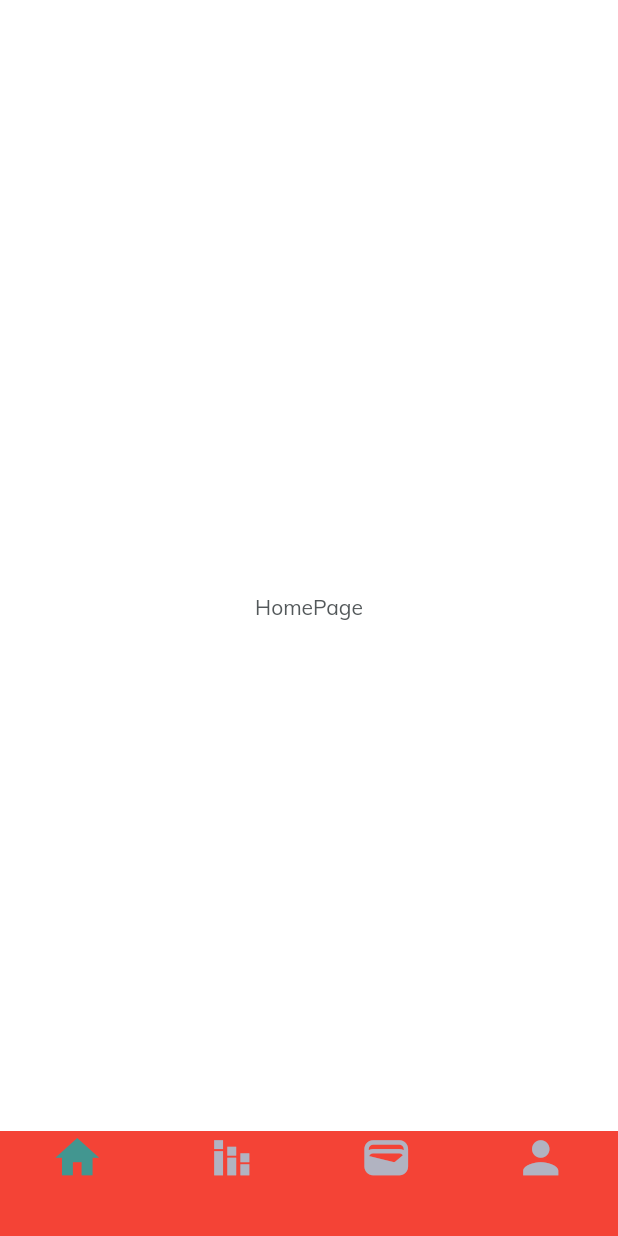
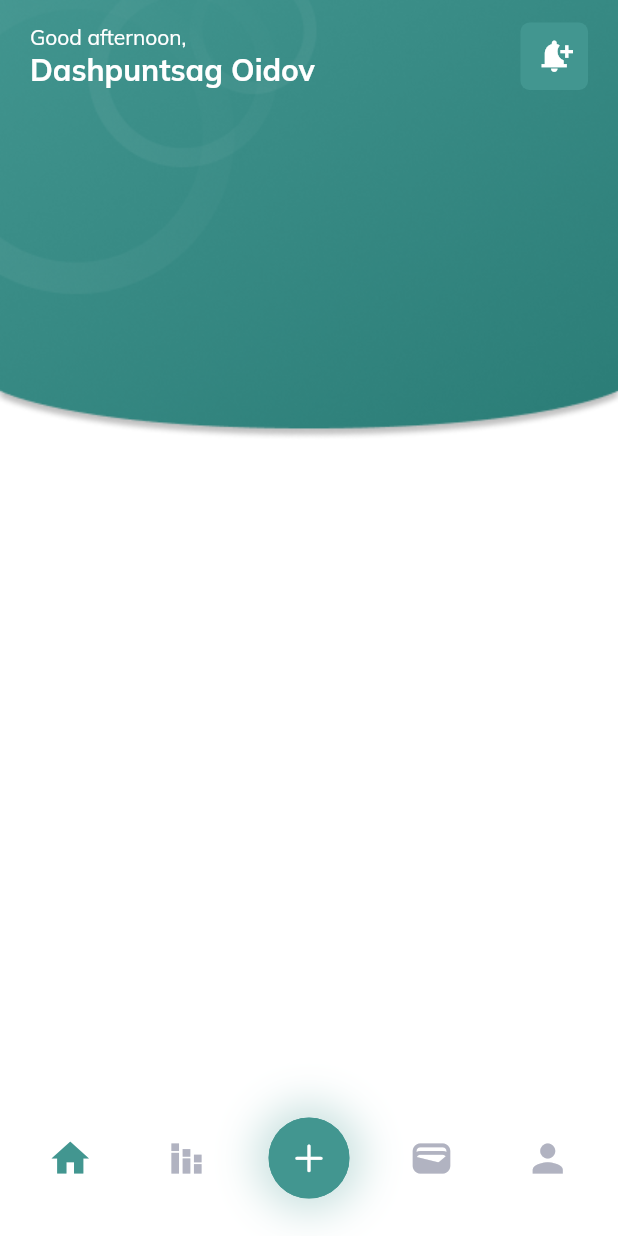
Before and after one commit to ThePurifier/finance_management_app, a Flutter app: the screen it shows after launch, on a phone screen of 412 x 824 dp. Run offline on Flutter 3.47's test engine with Material 2 defaults, Android fonts, the phone set to English and light mode, and no system bars; our stand-ins replace firebase_core, google_fonts; accounts and stored records are empty.

Commit message:
home-page-update-1

```diff
--- a/lib/main.dart
+++ b/lib/main.dart
@@ -5,7 +5,7 @@ import 'package:flutter/material.dart';
 void main() {
   runApp(
     MyApp(appTheme: AppTheme(),)
-    );
+  );
 }
 
 class MyApp extends StatelessWidget {
@@ -19,8 +19,10 @@ class MyApp extends StatelessWidget {
   @override
   Widget build(BuildContext context) {
     return MaterialApp(
+      debugShowCheckedModeBanner: false,
       theme: appTheme.light,
       darkTheme: appTheme.dark,
+      themeMode: ThemeMode.light,
       title: 'Financial managment',
       home: HomeScreen(),
     );
--- a/lib/pages/home_page.dart
+++ b/lib/pages/home_page.dart
@@ -1,3 +1,5 @@
+import 'package:finance_management_app/theme.dart';
+import 'package:finance_management_app/widgets/widgets.dart';
 import 'package:flutter/material.dart';
 
 class HomePage extends StatelessWidget {
@@ -5,8 +7,42 @@ class HomePage extends StatelessWidget {
 
   @override
   Widget build(BuildContext context) {
-    return const Center(
-      child: Text('HomePage'),
+    return Stack(
+      children: [
+        const Positioned(
+          child: Image(
+            image: AssetImage('assets/images/PagesImage.png'),
+          )
+        ),
+        Column(
+          children: [
+            Container(
+              margin: const EdgeInsets.only(top: 15, bottom: 15),
+              padding: const EdgeInsets.only(left: 20, right: 20),
+                child: Row(
+                mainAxisAlignment: MainAxisAlignment.spaceBetween,
+                children: [
+                  Column(
+                    crossAxisAlignment: CrossAxisAlignment.start,
+                    children: [
+                      const Text(
+                        "Good afternoon,",
+                        style: TextStyle(
+                          color: Colors.white,
+                        ),
+                      ),
+                      TitleText(
+                        text: "Dashpuntsag Oidov"
+                      ),
+                    ],
+                  ),
+                  IconBackground(icon: Icons.notification_add, onTap: () {print('hello moto');})
+                ],
+              ),
+            ),
+          ]
+        ),
+      ]
     );
   }
 }
--- /dev/null
+++ b/lib/screens/add_expense _screen.dart
@@ -0,0 +1,12 @@
+import 'package:flutter/material.dart';
+
+class AddExpenseScreen extends StatelessWidget {
+  const AddExpenseScreen({Key? key}) : super(key: key);
+
+  @override
+  Widget build(BuildContext context) {
+    return const Scaffold(
+
+    );
+  }
+}
--- a/lib/screens/home_screen.dart
+++ b/lib/screens/home_screen.dart
@@ -1,5 +1,7 @@
 import 'package:finance_management_app/pages/pages.dart';
 import 'package:finance_management_app/theme.dart';
+import 'package:finance_management_app/widgets/widgets.dart';
+import 'package:flutter/cupertino.dart';
 import 'package:flutter/material.dart';
 
 class HomeScreen extends StatelessWidget {
@@ -19,15 +21,13 @@ class HomeScreen extends StatelessWidget {
   Widget build(BuildContext context) {
 
     return Scaffold(
-      appBar: AppBar(
-        backgroundColor: Colors.transparent,
-        elevation: 0,
-      ),
-      body: ValueListenableBuilder(
+      body: SafeArea(
+        child: ValueListenableBuilder(
           valueListenable: pageIndex,
           builder: (BuildContext context, int value, _) {
             return pages[value];
           },
+        ),
       ),
       bottomNavigationBar: _BottomNavigationBar(
         onItemSelected: (index) {
@@ -62,11 +62,16 @@ class _BottomNavigationBarState extends State<_BottomNavigationBar> {
 
   @override
   Widget build(BuildContext context) {
-    return SafeArea(
+    final brightness = Theme.of(context).brightness;
+    return Card(
+      color: (brightness == Brightness.light) ? Colors.transparent : null,
+      elevation: 0,
+      margin: const EdgeInsets.all(0),
+      child: SafeArea(
         top: false,
         bottom: true,
-      child: Container(
-        color: Colors.red,
+        child: Padding(
+          padding: const EdgeInsets.only(top: 16, left: 8, right: 8),
           child: Row(
             mainAxisAlignment: MainAxisAlignment.spaceAround,
             children: [
@@ -74,23 +79,36 @@ class _BottomNavigationBarState extends State<_BottomNavigationBar> {
                 iconData: Icons.home,
                 index: 0,
                 isSelected: (selectedIndex == 0),
-              onTap: handleItemSelected),
+                onTap: handleItemSelected
+              ),
               _NavigationBarItem(
                 iconData: Icons.stacked_bar_chart,
                 index: 1,
                 isSelected: (selectedIndex == 1),
-              onTap: handleItemSelected),
+                onTap: handleItemSelected
+              ),
+              Padding(
+                padding: const EdgeInsets.only(bottom: 25),
+                child: GlowingActionButton(
+                  color: AppColors.secondary,
+                  icon: CupertinoIcons.add,
+                  onPressed: () {print("Hello");}
+                ),
+              ),
               _NavigationBarItem(
                 iconData: Icons.wallet,
                 index: 2,
                 isSelected: (selectedIndex == 2),
-              onTap: handleItemSelected),
+                onTap: handleItemSelected
+              ),
               _NavigationBarItem(
                 iconData: Icons.person,
                 index: 3,
                 isSelected: (selectedIndex == 3),
-              onTap: handleItemSelected),
+                onTap: handleItemSelected
+              ),
             ],
+          ),
         ),
       ),
     );
@@ -123,10 +141,13 @@ class _NavigationBarItem extends StatelessWidget {
         child: Column(
           mainAxisSize: MainAxisSize.min,
           children: [
-            Icon(
+            Padding(
+              padding: const EdgeInsets.all(8.0),
+              child: Icon(
                 iconData,
-              size: 35,
+                size: 30,
                 color: isSelected ? AppColors.secondary : null,
+                ),
             )
           ],
         ),
--- a/lib/utilities/HexColor.dart
+++ b/lib/utilities/HexColor.dart
@@ -1,3 +1,5 @@
+// ignore_for_file: file_names
+
 import 'package:flutter/material.dart';
 
 extension HexColor on Color {
--- /dev/null
+++ b/lib/widgets/glowing_action_button.dart
@@ -0,0 +1,52 @@
+import 'package:flutter/material.dart';
+import '../theme.dart';
+
+class GlowingActionButton extends StatelessWidget {
+  const GlowingActionButton({
+    Key? key,
+    required this.color,
+    required this.icon,
+    this.size = 54,
+    required this.onPressed,
+  }) : super(key: key);
+
+  final Color color;
+  final IconData icon;
+  final double size;
+  final VoidCallback onPressed;
+
+  @override
+  Widget build(BuildContext context) {
+    return Container(
+      decoration: BoxDecoration(
+        color: color,
+        shape: BoxShape.circle,
+        boxShadow: [
+          BoxShadow(
+            color: color.withOpacity(0.3),
+            spreadRadius: 8,
+            blurRadius: 24,
+          ),
+        ],
+      ),
+      child: ClipOval(
+        child: Material(
+          color: color,
+          child: InkWell(
+            splashColor: AppColors.cardLight,
+            onTap: onPressed,
+            child: SizedBox(
+              width: size,
+              height: size,
+              child: Icon(
+                icon,
+                size: 26,
+                color: Colors.white,
+              ),
+            ),
+          ),
+        ),
+      ),
+    );
+  }
+}
--- /dev/null
+++ b/lib/widgets/icon_button.dart
@@ -0,0 +1,70 @@
+import 'package:flutter/material.dart';
+import '../theme.dart';
+
+class IconBackground extends StatelessWidget {
+  const IconBackground({
+    Key? key,
+    required this.icon,
+    required this.onTap,
+  }) : super(key: key);
+
+  final IconData icon;
+  final VoidCallback onTap;
+
+  @override
+  Widget build(BuildContext context) {
+    return Material(
+      color: AppColors.secondary,
+      borderRadius: BorderRadius.circular(6),
+      child: InkWell(
+        borderRadius: BorderRadius.circular(6),
+        splashColor: AppColors.secondary,
+        onTap: onTap,
+        child: Padding(
+          padding: const EdgeInsets.all(10),
+          child: Icon(
+            icon,
+            size: 25,
+            color: Colors.white,
+          ),
+        ),
+      ),
+    );
+  }
+}
+
+class IconBorder extends StatelessWidget {
+  const IconBorder({
+    Key? key,
+    required this.icon,
+    required this.onTap,
+  }) : super(key: key);
+
+  final IconData icon;
+  final VoidCallback onTap;
+
+  @override
+  Widget build(BuildContext context) {
+    return InkWell(
+      borderRadius: BorderRadius.circular(6),
+      splashColor: AppColors.secondary,
+      onTap: onTap,
+      child: Container(
+        decoration: BoxDecoration(
+          borderRadius: BorderRadius.circular(6),
+          border: Border.all(
+            width: 2,
+            color: Theme.of(context).cardColor,
+          ),
+        ),
+        child: Padding(
+          padding: const EdgeInsets.all(4),
+          child: Icon(
+            icon,
+            size: 22,
+          ),
+        ),
+      ),
+    );
+  }
+}
--- /dev/null
+++ b/lib/widgets/title_text.dart
@@ -0,0 +1,32 @@
+import 'package:flutter/material.dart';
+
+
+class TitleText extends StatelessWidget {
+
+  final Color? color;
+  final String text;
+  double size;
+  TextOverflow textOverflow;
+
+
+  TitleText({
+    Key? key,
+    required this.text,
+    this.color = Colors.white,
+    this.size = 20,
+    this.textOverflow = TextOverflow.ellipsis
+  }) : super(key: key);
+
+  @override
+  Widget build(BuildContext context) {
+    return Text(
+      text,
+      overflow: textOverflow,
+      style: TextStyle(
+        fontSize: size,
+        fontWeight: FontWeight.bold,
+        color: color,
+      ),
+    );
+  }
+}
--- a/lib/widgets/widgets.dart
+++ b/lib/widgets/widgets.dart
@@ -0,0 +1,3 @@
+export 'glowing_action_button.dart';
+export 'icon_button.dart';
+export 'title_text.dart';
--- a/pubspec.yaml
+++ b/pubspec.yaml
@@ -63,9 +63,9 @@ flutter:
   uses-material-design: true
 
   # To add assets to your application, add an assets section, like this:
-  # assets:
-  #   - images/a_dot_burr.jpeg
-  #   - images/a_dot_ham.jpeg
+  assets:
+    - assets/images/GetStartedScreenImage.png
+    - assets/images/PagesImage.png
 
   # An image asset can refer to one or more resolution-specific "variants", see
   # https://flutter.dev/assets-and-images/#resolution-aware
```
Also changed, not shown: assets/images/GetStartedScreenImage.png (added), assets/images/PagesImage.png (added). Lines whose indentation alone changed are shown as unchanged.
